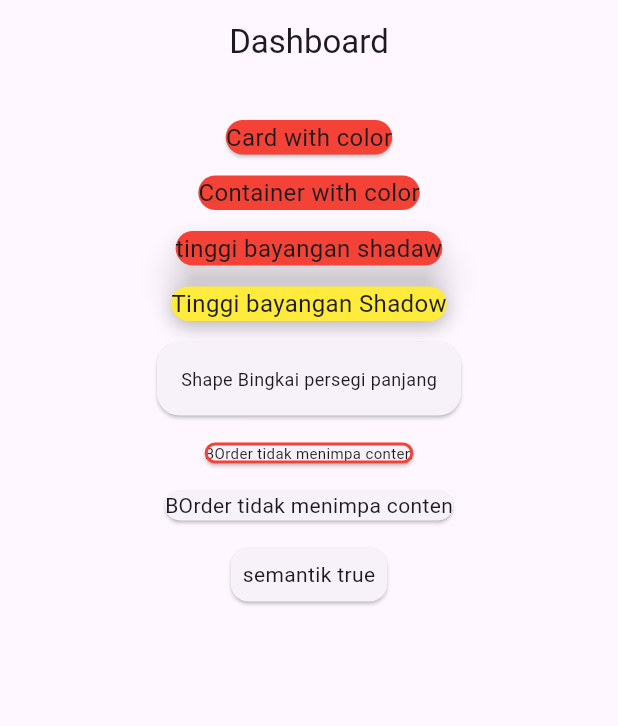
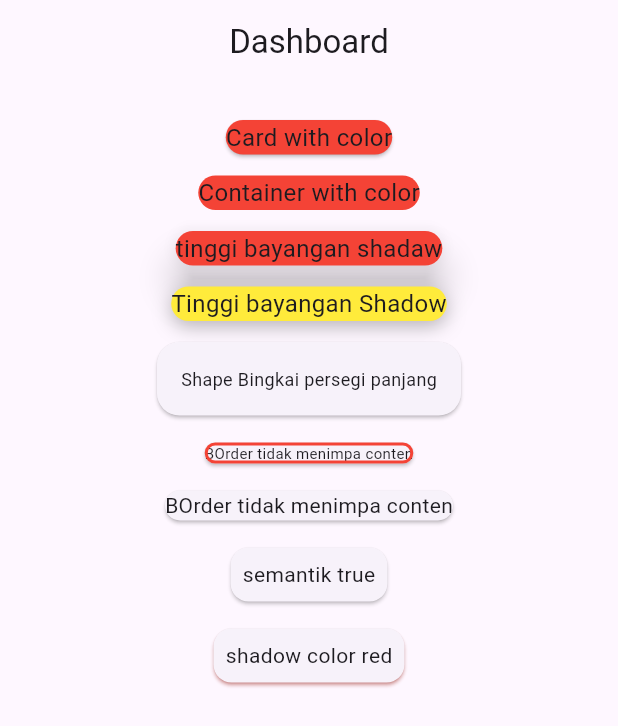
Before and after one commit to dwiilhammaulana/minggu_9, a Flutter app: the screen it shows after launch, on a phone screen of 412 x 824 dp. Shown: the top 726 px of the screen. Run offline on Flutter 3.47's test engine with Material 3 defaults, Android fonts, the phone set to English and light mode, and no system bars.

Commit message:
shadow color red

```diff
--- a/lib/pages/page_card_01.dart
+++ b/lib/pages/page_card_01.dart
@@ -97,6 +97,14 @@ class Pages1 extends StatelessWidget {
 
                   ),
                 ),
+                SizedBox(height: 10),
+                Card(
+                  shadowColor: Colors.red,
+                  child: Padding(padding: const EdgeInsets.all(8),
+                  child: Text("shadow color red",style: TextStyle(fontSize: 14),
+                  ),
+                  ),
+                )
               ],
             ),
           ),
```
